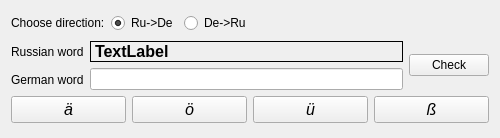
This is studywindow.ui in lelika1/disturber as Qt 5 draws it before an edit. The edited form follows.
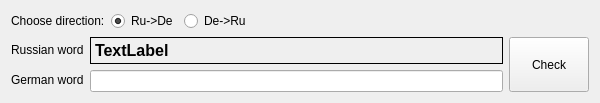
This is the edited form. Custom widgets are drawn as their Qt base class.

Commit message: Used SuperEdit for fields with german words. Minor UI tweaks.

```diff
--- a/studywindow.ui
+++ b/studywindow.ui
@@ -9,8 +9,8 @@
    <rect>
     <x>0</x>
     <y>0</y>
-    <width>500</width>
-    <height>138</height>
+    <width>600</width>
+    <height>103</height>
    </rect>
   </property>
   <property name="sizePolicy">
@@ -21,14 +21,14 @@
   </property>
   <property name="minimumSize">
    <size>
-    <width>500</width>
-    <height>138</height>
+    <width>600</width>
+    <height>103</height>
    </size>
   </property>
   <property name="maximumSize">
    <size>
-    <width>500</width>
-    <height>138</height>
+    <width>600</width>
+    <height>103</height>
    </size>
   </property>
   <property name="cursor">
@@ -127,12 +127,25 @@
           </widget>
          </item>
          <item>
-          <widget class="QLineEdit" name="toWordEdit"/>
+          <widget class="SuperEdit" name="toWordEdit">
+           <property name="enabled">
+            <bool>true</bool>
+           </property>
+           <property name="text">
+            <string/>
+           </property>
+          </widget>
          </item>
         </layout>
        </item>
        <item>
         <widget class="QPushButton" name="checkButton">
+         <property name="sizePolicy">
+          <sizepolicy hsizetype="Minimum" vsizetype="Expanding">
+           <horstretch>0</horstretch>
+           <verstretch>0</verstretch>
+          </sizepolicy>
+         </property>
          <property name="text">
           <string>Check</string>
          </property>
@@ -140,66 +153,17 @@
        </item>
       </layout>
      </item>
-     <item>
-      <layout class="QHBoxLayout" name="horizontalLayout">
-       <item>
-        <widget class="QPushButton" name="printAeButton">
-         <property name="font">
-          <font>
-           <pointsize>12</pointsize>
-           <italic>true</italic>
-          </font>
-         </property>
-         <property name="text">
-          <string>ä</string>
-         </property>
-        </widget>
-       </item>
-       <item>
-        <widget class="QPushButton" name="printOeButton">
-         <property name="font">
-          <font>
-           <pointsize>12</pointsize>
-           <italic>true</italic>
-          </font>
-         </property>
-         <property name="text">
-          <string>ö</string>
-         </property>
-        </widget>
-       </item>
-       <item>
-        <widget class="QPushButton" name="printUeButton">
-         <property name="font">
-          <font>
-           <pointsize>12</pointsize>
-           <italic>true</italic>
-          </font>
-         </property>
-         <property name="text">
-          <string>ü</string>
-         </property>
-        </widget>
-       </item>
-       <item>
-        <widget class="QPushButton" name="printSsButton">
-         <property name="font">
-          <font>
-           <pointsize>12</pointsize>
-           <italic>true</italic>
-          </font>
-         </property>
-         <property name="text">
-          <string>ß</string>
-         </property>
-        </widget>
-       </item>
-      </layout>
-     </item>
     </layout>
    </item>
   </layout>
  </widget>
+ <customwidgets>
+  <customwidget>
+   <class>SuperEdit</class>
+   <extends>QLineEdit</extends>
+   <header>superedit.h</header>
+  </customwidget>
+ </customwidgets>
  <resources/>
  <connections/>
 </ui>
```
The commit also changes 10 other files.
